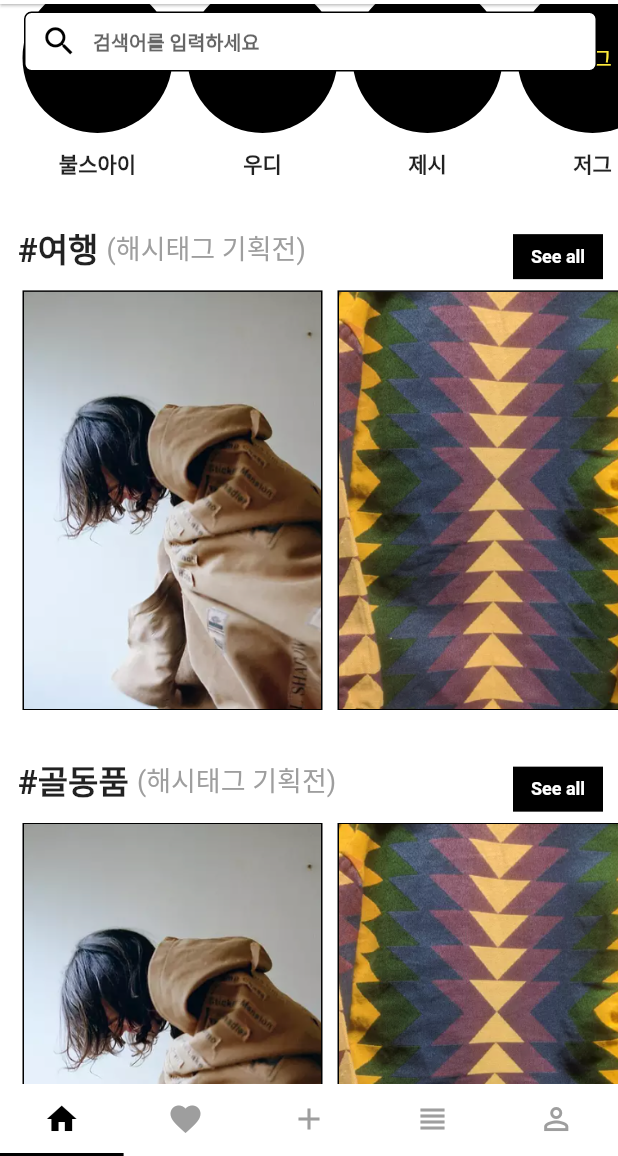
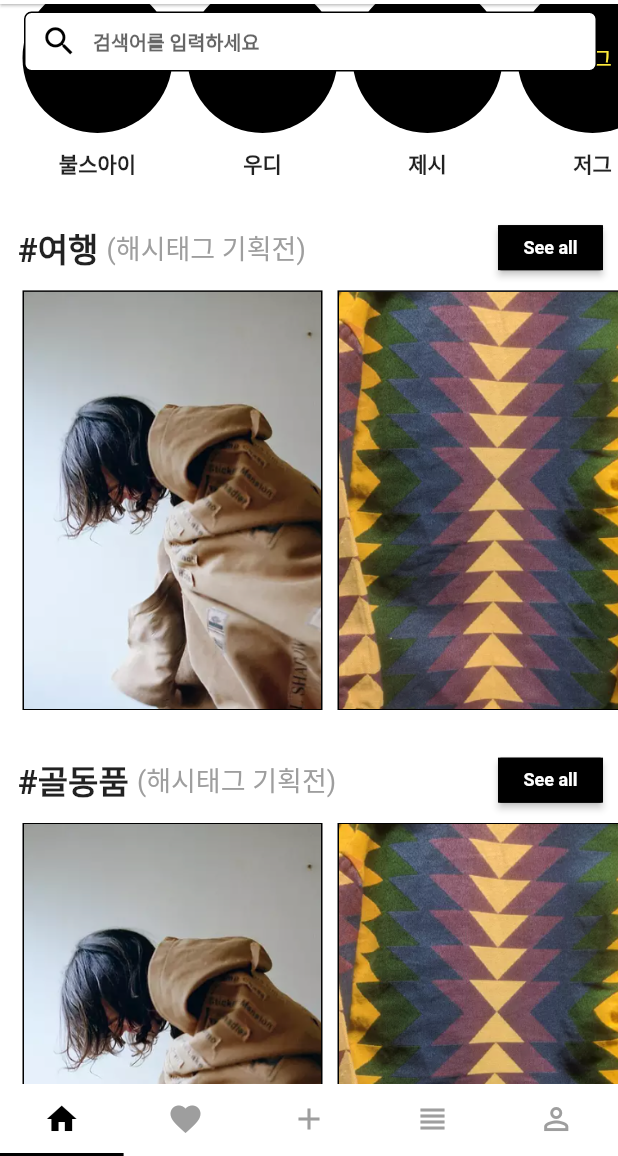
Before and after one commit to geekynerdbiker/flutter, a Flutter app: the screen it shows after launch, scrolled down 1152 dp, on a phone screen of 412 x 824 dp, the part 80-1236 px from its top. Run offline on Flutter 3.47's test engine with Material 2 defaults, Android fonts, the phone set to English and light mode, and no system bars; our stand-ins replace carousel_slider.

Commit message:
Update pages

```diff
--- a/lib/pages/category/mainPage.dart
+++ b/lib/pages/category/mainPage.dart
@@ -1,7 +1,7 @@
 import 'package:flutter/material.dart';
 
 import 'package:newnew/widgets/category/squareList(2in1).dart';
-import 'package:newnew/widgets/collection/userCollection.dart';
+import 'package:newnew/widgets/collection/recommends.dart';
 
 class CategoryPage extends StatefulWidget {
   @override
--- a/lib/pages/collection/mainPage.dart
+++ b/lib/pages/collection/mainPage.dart
@@ -2,8 +2,8 @@ import 'package:flutter/material.dart';
 import 'package:newnew/models/user.dart';
 
 import 'package:newnew/pages/collection/feed.dart';
-import 'package:newnew/widgets/collection/collections.dart';
-import 'package:newnew/widgets/collection/userCollection.dart';
+import 'package:newnew/widgets/collection/userCollections.dart';
+import 'package:newnew/widgets/collection/recommends.dart';
 
 class CollectionPage extends StatefulWidget {
   @override
@@ -14,7 +14,7 @@ class _CollectionPageState extends State<CollectionPage> with TickerProviderStat
   TabController _controller;
 
   List<Widget> pages = [
-    Collections(),
+    Recommends(),
     UserCollections(),
     FeedPage(),
   ];
@@ -48,10 +48,6 @@ class _CollectionPageState extends State<CollectionPage> with TickerProviderStat
                 children: <Widget>[
                   Row(
                     children: <Widget>[
-                      IconButton(
-                        icon: Icon(Icons.arrow_back, color: Colors.black,),
-                        onPressed: () {},
-                      ),
                       Text('컬렉션', style: TextStyle(color: Colors.black),)
                     ],
                   ),
@@ -66,7 +62,7 @@ class _CollectionPageState extends State<CollectionPage> with TickerProviderStat
               unselectedLabelColor: Colors.grey,
               tabs: [
                 Tab(
-                  icon: Text('기획전'),
+                  icon: Text('Recommends'),
                 ),
                 Tab(
                   icon: Text('컬렉션'),
--- a/lib/pages/home/mainPage.dart
+++ b/lib/pages/home/mainPage.dart
@@ -157,18 +157,26 @@ class _HomePageState extends State<HomePage> {
                 ),
               ),
               Padding(
-                padding: EdgeInsets.only(top: 30, right: 10),
+                padding: EdgeInsets.only(top: 30, bottom: 12, right: 10),
                 child: Container(
-                  width: 60,
+                  width: 70,
                   height: 30,
                   decoration: BoxDecoration(color: Colors.black),
                   child: Center(
+                    child: RaisedButton(
+                      color: Colors.black,
                       child: Text(
                         'See all',
                         style: TextStyle(
                             fontSize: 12,
                             fontWeight: FontWeight.bold,
                             color: Colors.white),
+                      ),
+                      onPressed: () {
+                        Navigator.pushNamed(
+                            context,
+                            '/a');
+                      },
                     ),
                   ),
                 ),
@@ -219,18 +227,26 @@ class _HomePageState extends State<HomePage> {
                 ),
               ),
               Padding(
-                padding: EdgeInsets.only(top: 30, right: 10),
+                padding: EdgeInsets.only(top: 30, bottom: 12, right: 10),
                 child: Container(
-                  width: 60,
+                  width: 70,
                   height: 30,
                   decoration: BoxDecoration(color: Colors.black),
                   child: Center(
+                    child: RaisedButton(
+                      color: Colors.black,
                       child: Text(
                         'See all',
                         style: TextStyle(
                             fontSize: 12,
                             fontWeight: FontWeight.bold,
                             color: Colors.white),
+                      ),
+                      onPressed: () {
+                        Navigator.pushNamed(
+                            context,
+                            '/a');
+                      },
                     ),
                   ),
                 ),
@@ -264,18 +280,26 @@ class _HomePageState extends State<HomePage> {
                 ),
               ),
               Padding(
-                padding: EdgeInsets.only(top: 30, right: 10),
+                padding: EdgeInsets.only(top: 30, bottom: 12, right: 10),
                 child: Container(
-                  width: 60,
+                  width: 70,
                   height: 30,
                   decoration: BoxDecoration(color: Colors.black),
                   child: Center(
+                    child: RaisedButton(
+                      color: Colors.black,
                       child: Text(
                         'See all',
                         style: TextStyle(
                             fontSize: 12,
                             fontWeight: FontWeight.bold,
                             color: Colors.white),
+                      ),
+                      onPressed: () {
+                        Navigator.pushNamed(
+                            context,
+                            '/a');
+                      },
                     ),
                   ),
                 ),
@@ -309,18 +333,26 @@ class _HomePageState extends State<HomePage> {
                 ),
               ),
               Padding(
-                padding: EdgeInsets.only(top: 30, right: 10),
+                padding: EdgeInsets.only(top: 30, bottom: 12, right: 10),
                 child: Container(
-                  width: 60,
+                  width: 70,
                   height: 30,
                   decoration: BoxDecoration(color: Colors.black),
                   child: Center(
+                    child: RaisedButton(
+                      color: Colors.black,
                       child: Text(
                         'See all',
                         style: TextStyle(
                             fontSize: 12,
                             fontWeight: FontWeight.bold,
                             color: Colors.white),
+                      ),
+                      onPressed: () {
+                        Navigator.pushNamed(
+                            context,
+                            '/a');
+                      },
                     ),
                   ),
                 ),
@@ -340,18 +372,26 @@ class _HomePageState extends State<HomePage> {
                 ),
               ),
               Padding(
-                padding: EdgeInsets.only(top: 30, right: 10),
+                padding: EdgeInsets.only(top: 30, bottom: 12, right: 10),
                 child: Container(
-                  width: 60,
+                  width: 70,
                   height: 30,
                   decoration: BoxDecoration(color: Colors.black),
                   child: Center(
+                    child: RaisedButton(
+                      color: Colors.black,
                       child: Text(
                         'See all',
                         style: TextStyle(
                             fontSize: 12,
                             fontWeight: FontWeight.bold,
                             color: Colors.white),
+                      ),
+                      onPressed: () {
+                        Navigator.pushNamed(
+                            context,
+                            '/a');
+                      },
                     ),
                   ),
                 ),
@@ -374,18 +414,26 @@ class _HomePageState extends State<HomePage> {
                 ),
               ),
               Padding(
-                padding: EdgeInsets.only(top: 30, right: 10),
+                padding: EdgeInsets.only(top: 30, bottom: 12, right: 10),
                 child: Container(
-                  width: 60,
+                  width: 70,
                   height: 30,
                   decoration: BoxDecoration(color: Colors.black),
                   child: Center(
+                    child: RaisedButton(
+                      color: Colors.black,
                       child: Text(
                         'See all',
                         style: TextStyle(
                             fontSize: 12,
                             fontWeight: FontWeight.bold,
                             color: Colors.white),
+                      ),
+                      onPressed: () {
+                        Navigator.pushNamed(
+                            context,
+                            '/a');
+                      },
                     ),
                   ),
                 ),
```
Also changed, not shown: lib/pages/product/productList.dart (+30 -4 lines). Lines whose indentation alone changed are shown as unchanged.
